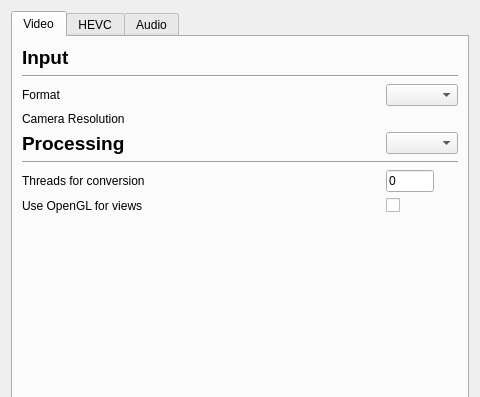
This is ui/advancedSettings.ui in ultravideo/uvgComm as Qt 5 draws it before an edit; both pictures show x 0 to 480 and y 0 to 397 of the 480 by 640 pixel window. The edited form follows.
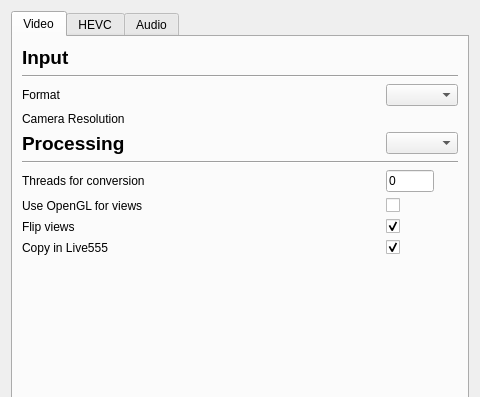
This is the edited form.

Commit message: Possibility of disabling livecopying and image flipping for testing purposes added to settings.

Patch:
```diff
--- a/ui/advancedSettings.ui
+++ b/ui/advancedSettings.ui
@@ -58,13 +58,6 @@
          </property>
         </widget>
        </item>
-       <item row="10" column="1">
-        <widget class="QCheckBox" name="opengl">
-         <property name="text">
-          <string/>
-         </property>
-        </widget>
-       </item>
        <item row="0" column="0" colspan="2">
         <widget class="QLabel" name="Input">
          <property name="font">
@@ -151,7 +144,7 @@
          </property>
         </widget>
        </item>
-       <item row="11" column="0" colspan="2">
+       <item row="13" column="0" colspan="2">
         <spacer name="verticalSpacer_2">
          <property name="orientation">
           <enum>Qt::Vertical</enum>
@@ -180,6 +173,47 @@
          </property>
         </widget>
        </item>
+       <item row="10" column="1">
+        <widget class="QCheckBox" name="opengl">
+         <property name="text">
+          <string/>
+         </property>
+        </widget>
+       </item>
+       <item row="11" column="0">
+        <widget class="QLabel" name="FlipLabel">
+         <property name="text">
+          <string>Flip views</string>
+         </property>
+        </widget>
+       </item>
+       <item row="11" column="1">
+        <widget class="QCheckBox" name="flip">
+         <property name="text">
+          <string/>
+         </property>
+         <property name="checked">
+          <bool>true</bool>
+         </property>
+        </widget>
+       </item>
+       <item row="12" column="0">
+        <widget class="QLabel" name="CopyingLabel">
+         <property name="text">
+          <string>Copy in Live555</string>
+         </property>
+        </widget>
+       </item>
+       <item row="12" column="1">
+        <widget class="QCheckBox" name="live555Copy">
+         <property name="text">
+          <string/>
+         </property>
+         <property name="checked">
+          <bool>true</bool>
+         </property>
+        </widget>
+       </item>
       </layout>
      </widget>
      <widget class="QWidget" name="KvazaarTab">
```
The commit also changes 5 other files.
